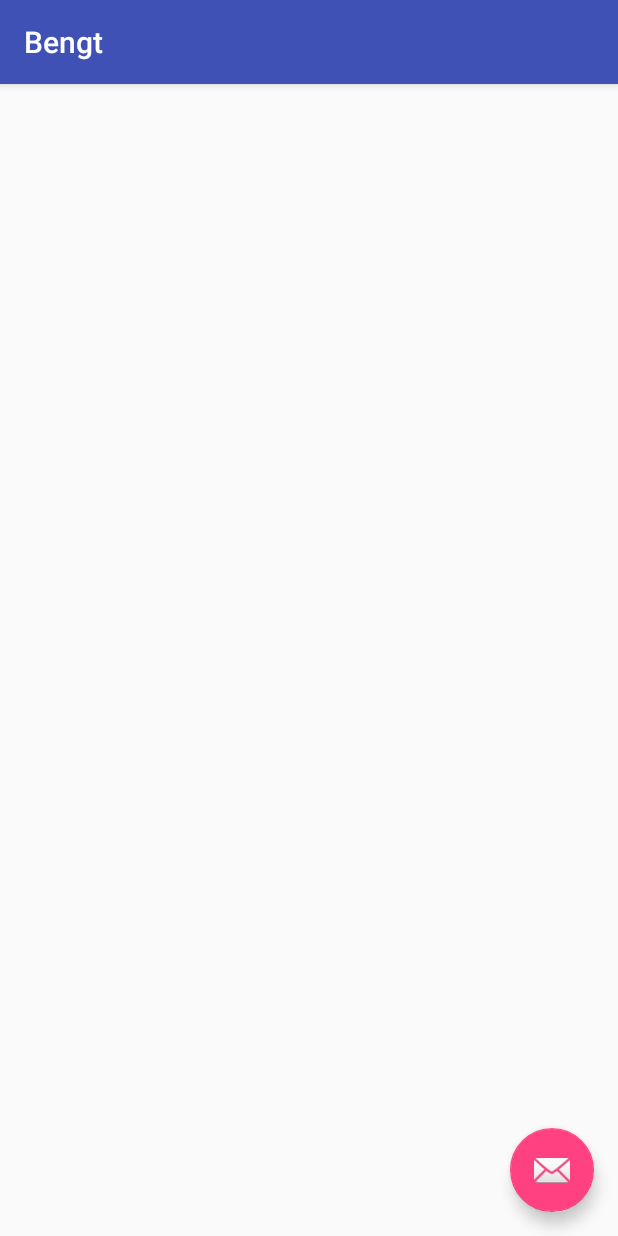
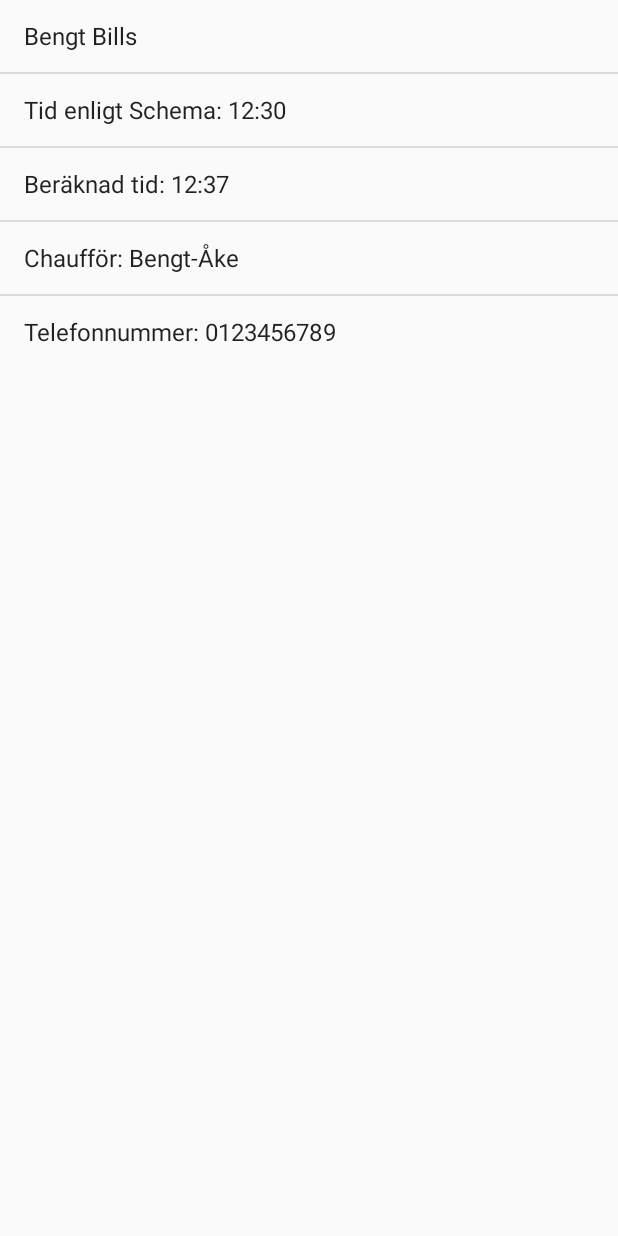
Before and after one commit to JaschaThiel/tnsf05-project, an Android app: the Bengt screen opened directly, with no data from a screen before it, on a phone screen of 412 x 824 dp. Run offline under Robolectric (Android 15) with nearby library versions, the phone set to English and light mode, and no system bars.

Commit message:
added child content

```diff
--- a/app/app/src/main/java/com/tnsf05/rehab/taxiapp/MainMenuActivity.java
+++ b/app/app/src/main/java/com/tnsf05/rehab/taxiapp/MainMenuActivity.java
@@ -13,7 +13,7 @@ import android.widget.ListView;
 
 public class MainMenuActivity extends ListActivity {
 
-    String tests[] = {"Schema", "Notfikationer"};
+    String tests[] = {"Schema", "Notifikationer"};
 
     public void onCreate(Bundle savedInstanceState) {
         super.onCreate(savedInstanceState);
@@ -29,12 +29,12 @@ public class MainMenuActivity extends ListActivity {
         try{
             switch(testName){
                 case "Schema":
-                    c = Class.forName("com.tnsf05.rehab.taxiapp." + testName);
+                    c = Class.forName("com.tnsf05.rehab.taxiapp.ScheduleActivity");
                     intent = new Intent(this, c);
                     startActivity(intent);
                     break;
                 case "Notifikationer":
-                    c = Class.forName("com.tnsf05.rehab.taxiapp." + testName);
+                    c = Class.forName("com.tnsf05.rehab.taxiapp.NotificationHistory");
                     intent = new Intent(this, c);
                     startActivity(intent);
                     break;
--- a/app/app/src/main/java/com/tnsf05/rehab/taxiapp/children/Bengt.java
+++ b/app/app/src/main/java/com/tnsf05/rehab/taxiapp/children/Bengt.java
@@ -6,26 +6,39 @@ import android.support.design.widget.Snackbar;
 import android.support.v7.app.AppCompatActivity;
 import android.support.v7.widget.Toolbar;
 import android.view.View;
+import android.widget.ArrayAdapter;
+import android.widget.ListView;
+import android.widget.TextView;
 
 import com.tnsf05.rehab.taxiapp.R;
 
+import java.util.ArrayList;
+
 public class Bengt extends AppCompatActivity {
+
+    private ArrayList<String> scheduleList;
+
 
     @Override
     protected void onCreate(Bundle savedInstanceState) {
         super.onCreate(savedInstanceState);
         setContentView(R.layout.activity_bengt);
-        Toolbar toolbar = (Toolbar) findViewById(R.id.toolbar);
-        setSupportActionBar(toolbar);
+        populateList();
 
-        FloatingActionButton fab = (FloatingActionButton) findViewById(R.id.fab);
-        fab.setOnClickListener(new View.OnClickListener() {
-            @Override
-            public void onClick(View view) {
-                Snackbar.make(view, "Replace with your own action", Snackbar.LENGTH_LONG)
-                        .setAction("Action", null).show();
-            }
-        });
+        ListView mListView = (ListView) findViewById(R.id.mylistv2);
+
+        ArrayAdapter<String> adapter = new ArrayAdapter<String>(this, android.R.layout.simple_list_item_1, android.R.id.text1, (String[]) scheduleList.toArray(new String[scheduleList.size()]));
+        mListView.setAdapter(adapter);
+    }
+
+
+    private void populateList() {
+        scheduleList = new ArrayList<String>();
+        scheduleList.add("Bengt Bills");
+        scheduleList.add("Tid enligt Schema: 12:30");
+        scheduleList.add("Beräknad tid: 12:37");
+        scheduleList.add("Chaufför: Bengt-Åke");
+        scheduleList.add("Telefonnummer: 0123456789");
     }
 
 }
--- a/app/app/src/main/res/layout/activity_bengt.xml
+++ b/app/app/src/main/res/layout/activity_bengt.xml
@@ -6,28 +6,15 @@
     android:layout_height="match_parent"
     tools:context="com.tnsf05.rehab.taxiapp.children.Bengt">
 
-    <android.support.design.widget.AppBarLayout
+    <include layout="@layout/content_bengt" />
+
+    <ListView
+        android:id="@+id/mylistv2"
         android:layout_width="match_parent"
         android:layout_height="wrap_content"
-        android:theme="@style/AppTheme.AppBarOverlay">
-
-        <android.support.v7.widget.Toolbar
-            android:id="@+id/toolbar"
-            android:layout_width="match_parent"
-            android:layout_height="?attr/actionBarSize"
-            android:background="?attr/colorPrimary"
-            app:popupTheme="@style/AppTheme.PopupOverlay" />
-
-    </android.support.design.widget.AppBarLayout>
-
-    <include layout="@layout/content_bengt" />
-
-    <android.support.design.widget.FloatingActionButton
-        android:id="@+id/fab"
-        android:layout_width="wrap_content"
-        android:layout_height="wrap_content"
-        android:layout_gravity="bottom|end"
-        android:layout_margin="@dimen/fab_margin"
-        app:srcCompat="@android:drawable/ic_dialog_email" />
+        app:layout_constraintBottom_toBottomOf="parent"
+        app:layout_constraintEnd_toEndOf="parent"
+        app:layout_constraintStart_toStartOf="parent"
+        app:layout_constraintTop_toTopOf="parent" />
 
 </android.support.design.widget.CoordinatorLayout>
```
